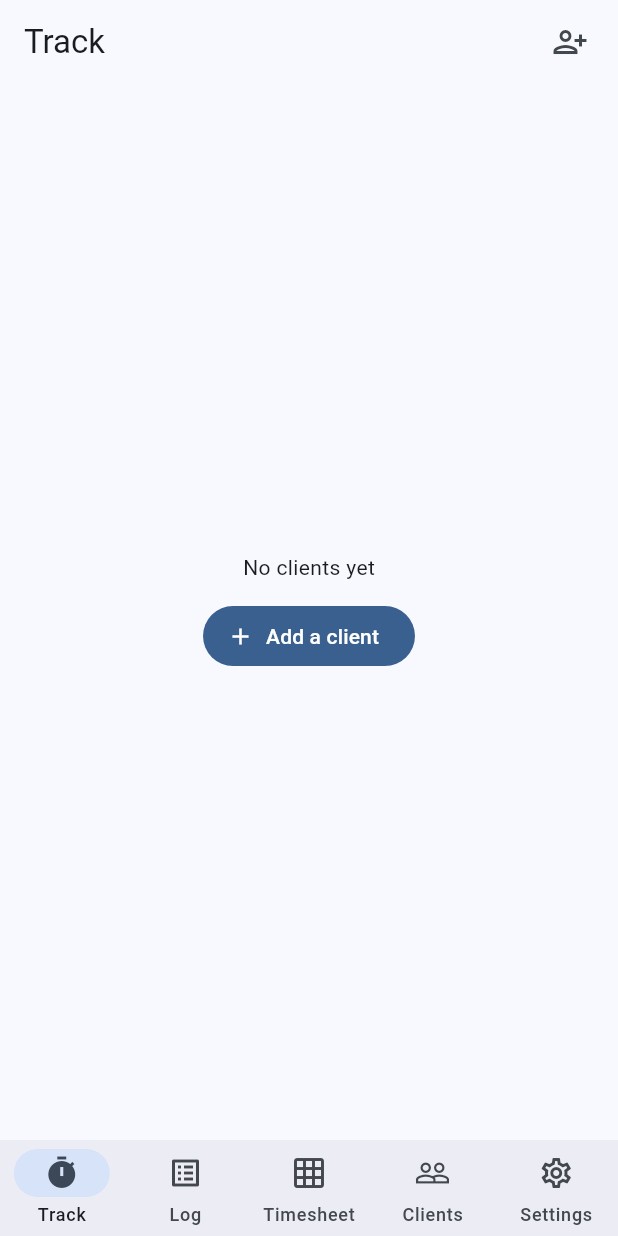
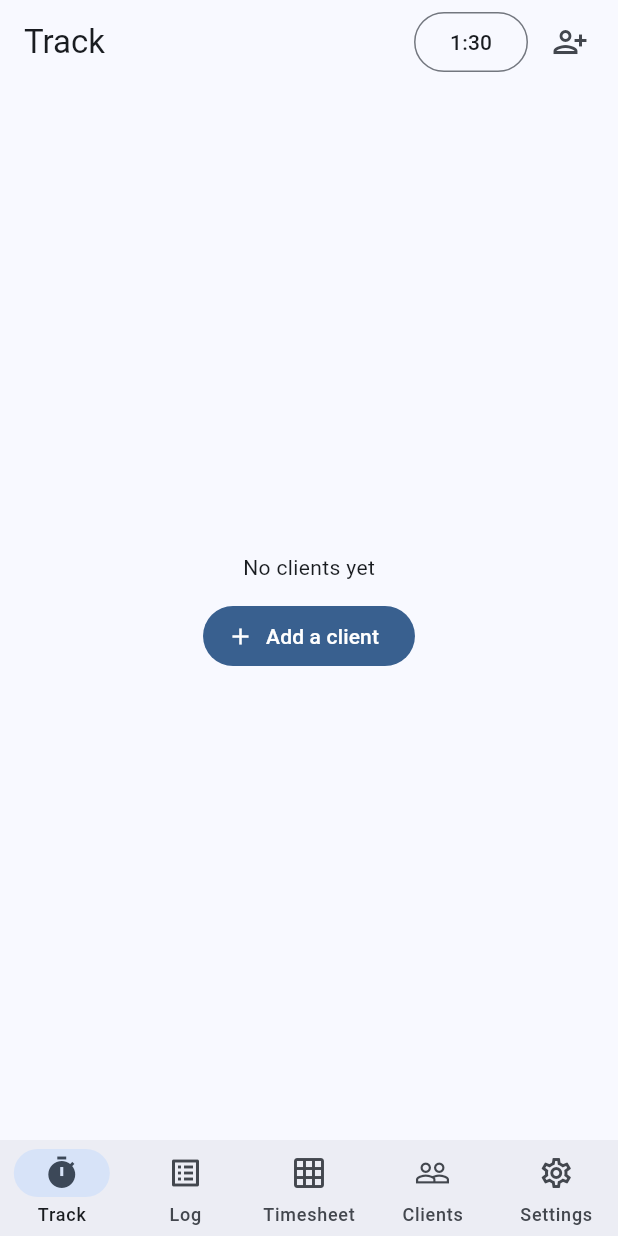
Before and after one commit to justinb4003/conclock, a Flutter app: the screen it shows after launch, on a phone screen of 412 x 824 dp. Run offline on Flutter 3.47's test engine with Material 3 defaults, Android fonts, the phone set to English and light mode, and no system bars; our stand-ins replace package_info_plus, web; missing offline and left inert: dart:js_interop, file_selector, tray_manager, window_manager.

Commit message:
h:mm / Decimal switch back on Track, Log and Timesheet
Reverses d46a235 and adds it to Track. Next to the title, at the right of
the app bar. On a phone the two segments leave no room for the title, so
it's one button that shows the current format (1:30 or 1.50) and switches.

Co-Authored-By: Claude Opus 5.5 <noreply@anthropic.com>

```diff
--- a/lib/screens/log_screen.dart
+++ b/lib/screens/log_screen.dart
@@ -121,6 +121,7 @@ class _LogScreenState extends State<LogScreen> {
       appBar: AppBar(
         title: const Text('Log'),
         actions: [
+          const HoursFormatToggle(),
           if (groups.isNotEmpty)
             IconButton(
               tooltip: anyOpen ? 'Collapse all' : 'Expand all',
--- a/lib/screens/timesheet_screen.dart
+++ b/lib/screens/timesheet_screen.dart
@@ -83,6 +83,7 @@ class _TimesheetScreenState extends State<TimesheetScreen> {
           appBar: AppBar(
             title: const Text('Timesheet'),
             actions: [
+              const HoursFormatToggle(),
               IconButton(
                 tooltip: allOpen ? 'Collapse all' : 'Expand all',
                 onPressed: () => setState(() {
--- a/lib/screens/tracker_screen.dart
+++ b/lib/screens/tracker_screen.dart
@@ -328,6 +328,7 @@ class _TrackerScreenState extends State<TrackerScreen> {
       appBar: AppBar(
         title: const Text('Track'),
         actions: [
+          const HoursFormatToggle(),
           if (clients.isNotEmpty)
             IconButton(
               tooltip: 'Quick switch',
--- a/lib/widgets/common.dart
+++ b/lib/widgets/common.dart
@@ -4,6 +4,45 @@ import '../format.dart';
 import '../models.dart';
 import '../store.dart';
 import '../theme.dart';
+
+/// h:mm / Decimal switch for an app bar; the setting is shared app-wide.
+/// On a phone, where the app bar has no room for both choices, one button
+/// shows a sample of the current format and switches it.
+class HoursFormatToggle extends StatelessWidget {
+  const HoursFormatToggle({super.key});
+
+  @override
+  Widget build(BuildContext context) {
+    final store = StoreScope.of(context);
+    final decimal = store.decimalHours;
+    final Widget toggle;
+    if (MediaQuery.sizeOf(context).width < 600) {
+      toggle = Tooltip(
+        message: decimal
+            ? 'Decimal hours; switch to hours and minutes'
+            : 'Hours and minutes; switch to decimal hours',
+        child: OutlinedButton(
+          style: OutlinedButton.styleFrom(
+            foregroundColor: Theme.of(context).colorScheme.onSurface,
+          ),
+          onPressed: () => store.setDecimalHours(!decimal),
+          child: Text(decimal ? '1.50' : '1:30'),
+        ),
+      );
+    } else {
+      toggle = SegmentedButton<bool>(
+        segments: const [
+          ButtonSegment(value: false, label: Text('h:mm')),
+          ButtonSegment(value: true, label: Text('Decimal')),
+        ],
+        selected: {decimal},
+        showSelectedIcon: false,
+        onSelectionChanged: (s) => store.setDecimalHours(s.first),
+      );
+    }
+    return Padding(padding: const EdgeInsets.only(right: 4), child: toggle);
+  }
+}
 
 /// Expand/collapse indicator: points right when closed, down when open.
 class Chevron extends StatelessWidget {
```
Also changed, not shown: 2 other files.
